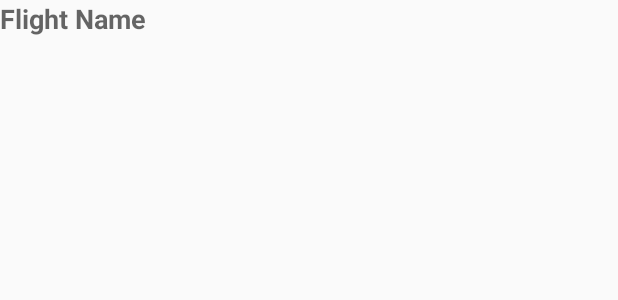
After one commit to Mavionics/flightData, an Android app: the layout include_vehicle_text.xml on its own in the app's theme, with its tools: preview values and no code run, on a phone screen of 412 x 824 dp. The commit adds this screen. Shown: the top 300 px of the screen. Run offline under Robolectric (Android 15) with nearby library versions, the phone set to English and light mode, and no system bars.

Commit message:
Add recycler view with vehicles

```diff
--- a/app/build.gradle
+++ b/app/build.gradle
@@ -69,6 +69,7 @@ dependencies {
     implementation 'com.google.firebase:firebase-firestore:17.1.3'
 
     implementation 'com.firebaseui:firebase-ui-database:4.2.0'
+    implementation 'com.firebaseui:firebase-ui-firestore:4.2.0'
 
     // Chrashlytics
     implementation 'com.crashlytics.sdk.android:crashlytics:2.9.6'
--- a/app/src/main/java/com/github/mavionics/fligt_data/BaseActivity.java
+++ b/app/src/main/java/com/github/mavionics/fligt_data/BaseActivity.java
@@ -11,6 +11,8 @@ import android.support.v7.app.AppCompatActivity;
 import android.widget.Toast;
 
 import com.google.firebase.auth.FirebaseAuth;
+
+import java.util.Objects;
 
 
 public class BaseActivity extends AppCompatActivity {
@@ -37,7 +39,7 @@ public class BaseActivity extends AppCompatActivity {
     }
 
     public String getUid() {
-        return FirebaseAuth.getInstance().getCurrentUser().getUid();
+        return Objects.requireNonNull(FirebaseAuth.getInstance().getCurrentUser()).getUid();
     }
 
     protected void showPhoneStatePermission() {
--- /dev/null
+++ b/app/src/main/res/layout/include_vehicle_text.xml
@@ -0,0 +1,18 @@
+<?xml version="1.0" encoding="utf-8"?>
+<LinearLayout xmlns:android="http://schemas.android.com/apk/res/android"
+    xmlns:tools="http://schemas.android.com/tools"
+    android:layout_width="match_parent"
+    android:layout_height="match_parent"
+    android:orientation="vertical">
+
+    <TextView
+        android:id="@+id/name"
+        style="@style/TextAppearance.AppCompat.Medium"
+        android:layout_width="wrap_content"
+        android:layout_height="wrap_content"
+        android:ellipsize="end"
+        android:maxLines="1"
+        android:textStyle="bold"
+        tools:text="Flight Name" />
+
+</LinearLayout>
```
Also changed, not shown: app/src/main/java/com/github/mavionics/fligt_data/MainActivity.java (+8 -3 lines), app/src/main/java/com/github/mavionics/fligt_data/fragment/MyVehiclesFragment.java (deleted, +0 -12 lines), app/src/main/java/com/github/mavionics/fligt_data/fragment/VehiclesListFragment.java (added, +171 -0 lines), app/src/main/java/com/github/mavionics/fligt_data/models/Vehicles.java (+6 -4 lines), app/src/main/java/com/github/mavionics/fligt_data/viewholder/VehicleViewHolder.java (added, +25 -0 lines), app/src/main/res/layout/item_vehicle.xml (added, +24 -0 lines).
